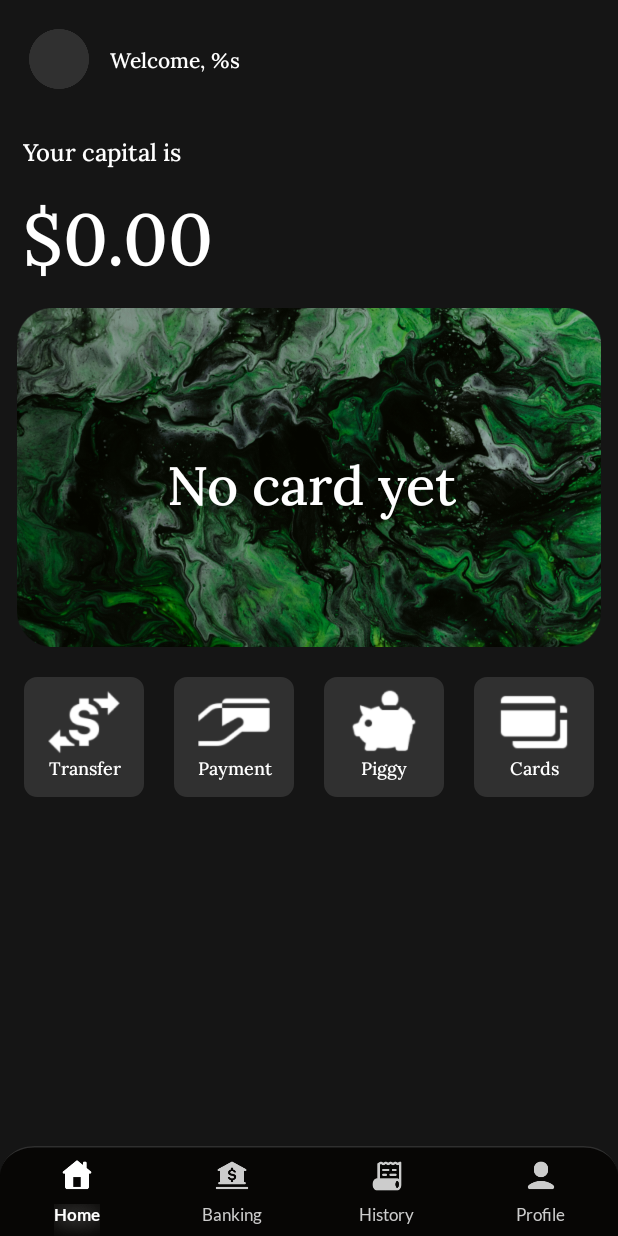
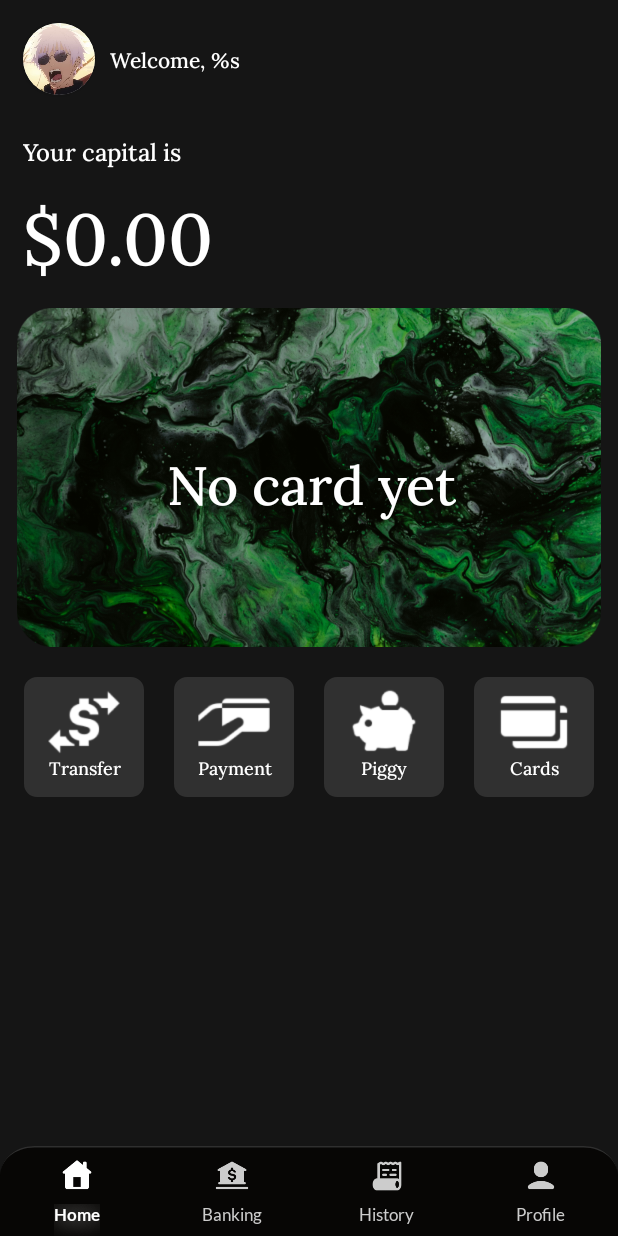
Before and after one commit to pinomo1/DolmaBank, an Android app: the HomescreenFragment screen opened through its navigation route, on a phone screen of 412 x 824 dp. Run offline under Robolectric (Android 15) with nearby library versions, the light colour scheme and no system bars; our stand-ins replace Room's generated code, navigation-ui; 2 statements that could not run were skipped.

Commit message:
Add gojo

```diff
--- a/app/src/main/res/layout/homescreen_fragment.xml
+++ b/app/src/main/res/layout/homescreen_fragment.xml
@@ -6,16 +6,24 @@
     xmlns:app="http://schemas.android.com/apk/res-auto"
     android:background="@color/backgroundColor">
 
+    <androidx.cardview.widget.CardView
+            android:id="@+id/photo_frame"
+            android:layout_width="48dp"
+            android:layout_height="48dp"
+            app:cardCornerRadius="150dp"
+            android:layout_gravity="center"
+            android:layout_marginTop="15dp"
+            android:layout_marginStart="15dp"
+            app:layout_constraintStart_toStartOf="parent"
+            app:layout_constraintTop_toTopOf="parent">
     <ImageView
-        android:id="@+id/photo_frame"
+
         android:layout_width="48dp"
         android:layout_height="48dp"
-        android:layout_marginStart="15dp"
-            android:layout_marginTop="15dp"
-        android:src="@drawable/image_circle"
-        app:layout_constraintStart_toStartOf="parent"
-        app:layout_constraintTop_toTopOf="parent"
+        android:src="@drawable/gojo"
+
         tools:ignore="MissingConstraints" />
+    </androidx.cardview.widget.CardView>
 
     <TextView
         android:id="@+id/username"
```
